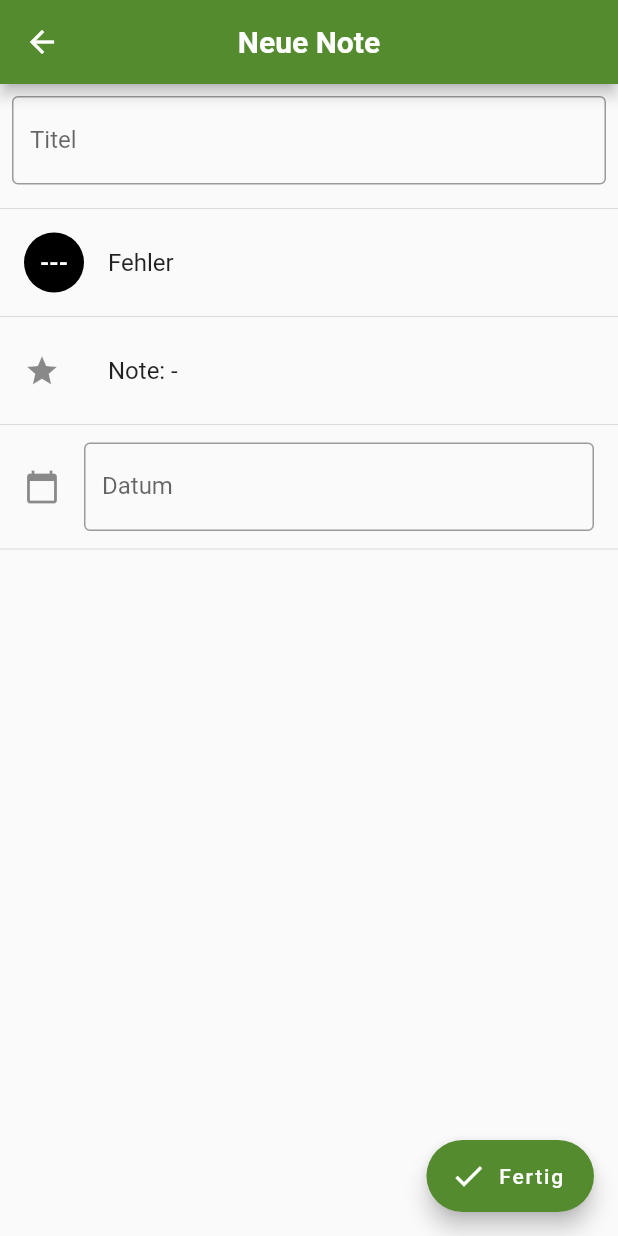
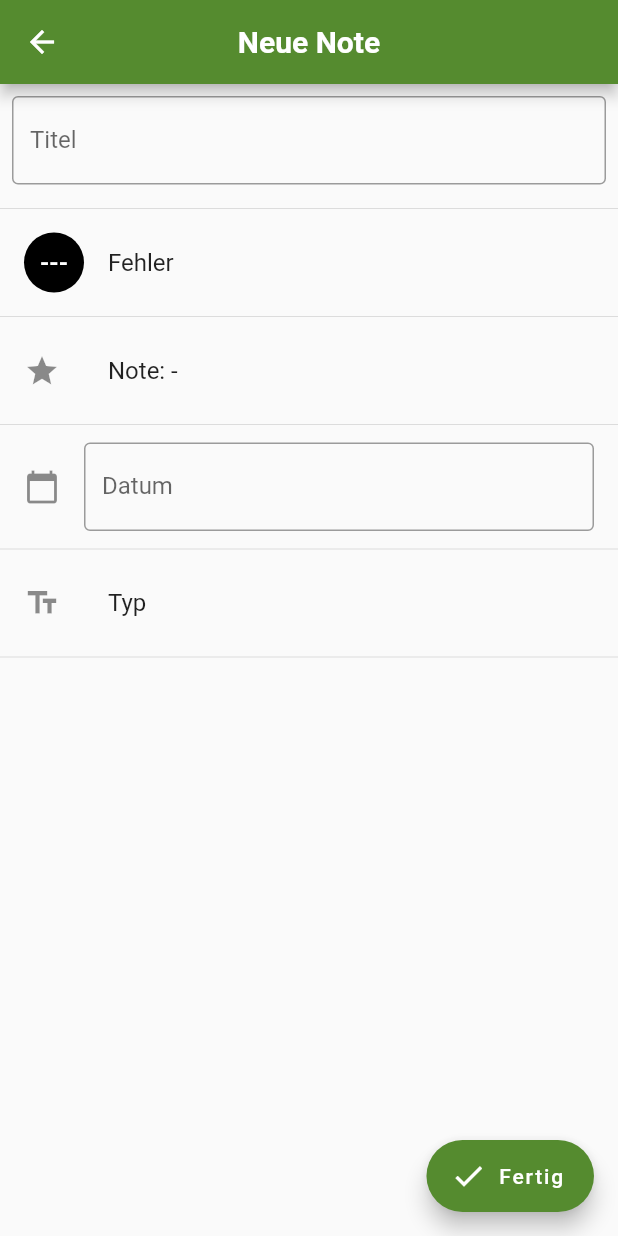
Before and after one commit to MCG-Dallgow/MCG-App, a Flutter app: the CourseGradesScreen screen opened directly with empty values, after a tap on "Neue Note", on a phone screen of 412 x 824 dp. Run offline on Flutter 3.47's test engine with Material 2 defaults, Android fonts, the phone set to English and light mode, and no system bars; our stand-ins replace dio, flutter_speed_dial, flutter_svg, shared_preferences; accounts and stored records are empty.

Commit message:
Add grade types with different weightings

```diff
--- a/lib/classes/course.dart
+++ b/lib/classes/course.dart
@@ -5,11 +5,11 @@ import 'package:flutter/services.dart';
 import 'package:intl/intl.dart';
 import 'package:mcgapp/classes/grade.dart';
 import 'package:mcgapp/classes/room.dart';
-import 'package:mcgapp/classes/subject.dart';
+import 'package:mcgapp/enums/subject.dart';
 import 'package:mcgapp/classes/teacher.dart';
 import 'package:shared_preferences/shared_preferences.dart';
 
-import 'group.dart';
+import '../enums/group.dart';
 
 Map<String, Course> courses = {};
 List<Course> userCourses = [];
@@ -56,7 +56,7 @@ class Course {
     List<Grade> courseGrades = [];
 
     for (Grade grade in Grade.grades) {
-      if (grade.course.title == title) courseGrades.add(grade);
+      if (grade.course == this) courseGrades.add(grade);
     }
     courseGrades.sort((a, b) =>
         int.parse(DateFormat('yyyyMMdd').format(b.date)).compareTo(int.parse(DateFormat('yyyyMMdd').format(a.date))));
@@ -65,14 +65,38 @@ class Course {
 
   double get gradeAverage {
     if (courseGrades.isEmpty) return -1;
-    List<int> gradeList = courseGrades.map((e) => e.grade).toList();
+    Map<int, double> typeAverages = {};
 
-    int sum = 0;
-    for (var element in gradeList) {
-      sum += element;
+    for (int typeId in gradeTypes.keys) {
+      List<Grade> typeGrades = courseGrades.where((element) => element.type.id == typeId).toList();
+      if (typeGrades.isNotEmpty) {
+        int sum = 0;
+        for (var element in typeGrades) {
+          sum += element.grade;
+        }
+        double average = sum / typeGrades.length;
+        typeAverages[typeId] = average;
+      }
     }
 
-    return sum / gradeList.length;
+    double average = 0;
+    for (int typeId in typeAverages.keys) {
+      average += typeAverages[typeId]! * (typeAverages.values.length > 1 ? gradeTypes[typeId]! : 1);
+    }
+    return average;
+  }
+
+  Map<int, double> get gradeTypes {
+    Map<int, double> gradeTypes = {};
+
+    if (group!.level > 10) {
+      gradeTypes[0] = 0.67;
+      gradeTypes[2] = 0.33;
+    } else {
+
+    }
+
+    return gradeTypes;
   }
 
   Widget get circleAvatar {
--- a/lib/classes/grade.dart
+++ b/lib/classes/grade.dart
@@ -3,11 +3,10 @@ import 'package:intl/intl.dart';
 import 'package:mcgapp/widgets/bottom_sheet.dart';
 import 'package:shared_preferences/shared_preferences.dart';
 
+import '../enums/grade_type.dart';
 import 'course.dart';
 
 enum GradeFormat { format15, format6 }
-
-enum GradeType { test, exam }
 
 class Grade {
   static List<Grade> _grades = [];
@@ -60,7 +59,7 @@ class Grade {
     List<String> encodedGrades = [];
     for (Grade grade in grades) {
       encodedGrades
-          .add('${grade.title}|${grade.course.title}|${grade.grade}|${DateFormat('yyyy-MM-dd').format(grade.date)}');
+          .add('${grade.title}|${grade.course.title}|${grade.grade}|${DateFormat('yyyy-MM-dd').format(grade.date)}|${grade.type}');
     }
     prefs.setStringList('grades', encodedGrades);
   }
@@ -77,7 +76,7 @@ class Grade {
         format: GradeFormat.format15,
         grade: int.parse(gradeParameters[2]),
         date: DateTime.parse(gradeParameters[3]),
-        type: GradeType.test,
+        type: GradeType.fromName(gradeParameters[4]),
       ));
     }
     _grades = decodedGrades;
@@ -117,7 +116,7 @@ class Grade {
         title: Text(DateFormat('EEEE, d. MMMM yyyy', 'de').format(date)),
       ),
       ListTile(
-        leading: const Icon(Icons.text_fields),
+        leading: type.icon,
         title: Text(type.name),
       ),
     ];
--- a/lib/classes/teacher.dart
+++ b/lib/classes/teacher.dart
@@ -1,7 +1,7 @@
 import 'dart:convert';
 
 import 'package:flutter/services.dart';
-import 'package:mcgapp/classes/subject.dart';
+import 'package:mcgapp/enums/subject.dart';
 
 Map<String, Teacher> teachers = {};
 
--- /dev/null
+++ b/lib/enums/grade_type.dart
@@ -0,0 +1,37 @@
+import 'package:flutter/material.dart';
+
+enum GradeType {
+  abipruefung('Abiturprüfung', Icon(Icons.book), 4),
+  aufgabe('Aufgabe', Icon(Icons.task), 0),
+  klassenarbeit('Klassenarbeit', Icon(Icons.book), 1),
+  klausur('Klausur', Icon(Icons.book), 2),
+  leistungskontrolle('Leistungskontrolle', Icon(Icons.directions_run), 0),
+  mitarbeit('Mitarbeit', Icon(Icons.back_hand), 0),
+  pruefung('Prüfung', Icon(Icons.book), 3),
+  test('Test', Icon(Icons.book), 0),
+  vortrag('Vortrag', Icon(Icons.co_present), 0);
+
+  const GradeType(this.name, this.icon, this.id);
+  final String name;
+  final Icon icon;
+  final int id;
+
+  static GradeType fromName(String name) {
+    return GradeType.values.byName(name.replaceAll('GradeType.', ''));
+  }
+
+  static List<GradeType> fromType(int type) {
+    return GradeType.values.where((element) => element.id == type).toList();
+  }
+
+  static String getTypeName(int type) {
+    switch (type) {
+      case 0: return 'Reguläre Noten';
+      case 1: return 'Klassenarbeiten';
+      case 2: return 'Klausuren';
+      case 3: return 'Prüfungen';
+      case 4: return 'Abiturprüfungen';
+    }
+    return 'Ungültiger Typ';
+  }
+}
--- a/lib/screens/grades/grade_edit_screen.dart
+++ b/lib/screens/grades/grade_edit_screen.dart
@@ -4,6 +4,7 @@ import 'package:intl/intl.dart';
 import 'package:mcgapp/classes/course.dart';
 import 'package:mcgapp/classes/grade.dart';
 
+import '../../enums/grade_type.dart';
 import '../../widgets/app_bar.dart';
 
 class GradeEditScreen extends StatefulWidget {
@@ -20,7 +21,7 @@ class _GradeEditScreenState extends State<GradeEditScreen> {
   late TextEditingController titleController;
   late TextEditingController dateController;
 
-  bool fistChange = true;
+  bool firstChange = true;
 
   String? _title;
   Course? _course;
@@ -90,6 +91,35 @@ class _GradeEditScreenState extends State<GradeEditScreen> {
     );
   }
 
+  _showGradeTypeSelectionBottomSheet(BuildContext context) {
+    showModalBottomSheet(
+      context: context,
+      builder: (BuildContext context) {
+        List<GradeType> gradeTypes = [];
+        for (int typeId in _course!.gradeTypes.keys) {
+          gradeTypes.addAll(GradeType.fromType(typeId));
+        }
+
+        return ListView.builder(
+          itemCount: gradeTypes.length,
+          itemBuilder: (BuildContext context, int index) {
+            GradeType gradeType = gradeTypes[index];
+            return ListTile(
+              title: Text(gradeType.name),
+              leading: gradeType.icon,
+              onTap: () {
+                setState(() {
+                  _type = gradeType;
+                });
+                Navigator.of(context).pop();
+              },
+            );
+          },
+        );
+      },
+    );
+  }
+
   Future<DateTime?> _showDatePicker(BuildContext context) {
     DateTime now = DateTime.now();
     return showDatePicker(
@@ -113,7 +143,7 @@ class _GradeEditScreenState extends State<GradeEditScreen> {
     Map? args = ModalRoute.of(context)!.settings.arguments as Map?;
     Grade? grade = args?['grade'];
 
-    if (fistChange) {
+    if (firstChange) {
       _title = grade?.title;
       _course = grade?.course ?? args?['course'];
       _gradeValue = grade?.grade;
@@ -123,7 +153,7 @@ class _GradeEditScreenState extends State<GradeEditScreen> {
       if (_title != null) titleController.text = _title!;
       if (_date != null) dateController.text = format.format(_date!);
 
-      fistChange = false;
+      firstChange = false;
     }
 
     return Scaffold(
@@ -132,14 +162,19 @@ class _GradeEditScreenState extends State<GradeEditScreen> {
         label: const Text('Fertig'),
         icon: const Icon(Icons.done),
         onPressed: () {
-          if (_title != null && _title != '' && _course != null && _gradeValue != null && _date != null) {
+          if (_title != null &&
+              _title != '' &&
+              _course != null &&
+              _gradeValue != null &&
+              _date != null &&
+              _type != null) {
             Grade newGrade = Grade(
               title: _title!,
               course: _course!,
               grade: _gradeValue!,
               format: _gradeFormat,
               date: _date!,
-              type: _type ?? GradeType.test,
+              type: _type!,
             );
 
             Navigator.pop(context, newGrade);
@@ -197,6 +232,12 @@ class _GradeEditScreenState extends State<GradeEditScreen> {
             },
           ),
           const Divider(),
+          ListTile(
+            title: Text(_type == null ? 'Typ' : _type!.name),
+            leading: _type == null ? const Icon(Icons.text_fields) : _type!.icon,
+            onTap: () => (_course != null) ? _showGradeTypeSelectionBottomSheet(context) : {},
+          ),
+          const Divider(),
         ],
       ),
     );
--- a/lib/screens/home_screen.dart
+++ b/lib/screens/home_screen.dart
@@ -5,7 +5,7 @@ import 'package:mcgapp/widgets/course_dialog.dart';
 import 'package:mcgapp/widgets/group_dialog.dart';
 import 'package:shared_preferences/shared_preferences.dart';
 
-import '../classes/group.dart';
+import '../enums/group.dart';
 import '../widgets/app_bar.dart';
 import '../widgets/drawer.dart';
 
--- a/lib/widgets/group_dialog.dart
+++ b/lib/widgets/group_dialog.dart
@@ -2,7 +2,7 @@ import 'package:flutter/material.dart';
 import 'package:mcgapp/classes/course.dart';
 import 'package:shared_preferences/shared_preferences.dart';
 
-import '../classes/group.dart';
+import '../enums/group.dart';
 
 Future<void> chooseGroup(BuildContext context, bool overwrite) async {
   if (group == null || overwrite) group = await _showGroupChoosingDialog(context);
```
Also changed, not shown: lib/screens/grades/course_grades_screen.dart (+28 -9 lines), lib/enums/group.dart (renamed from lib/classes/group.dart), lib/enums/subject.dart (renamed from lib/classes/subject.dart).
